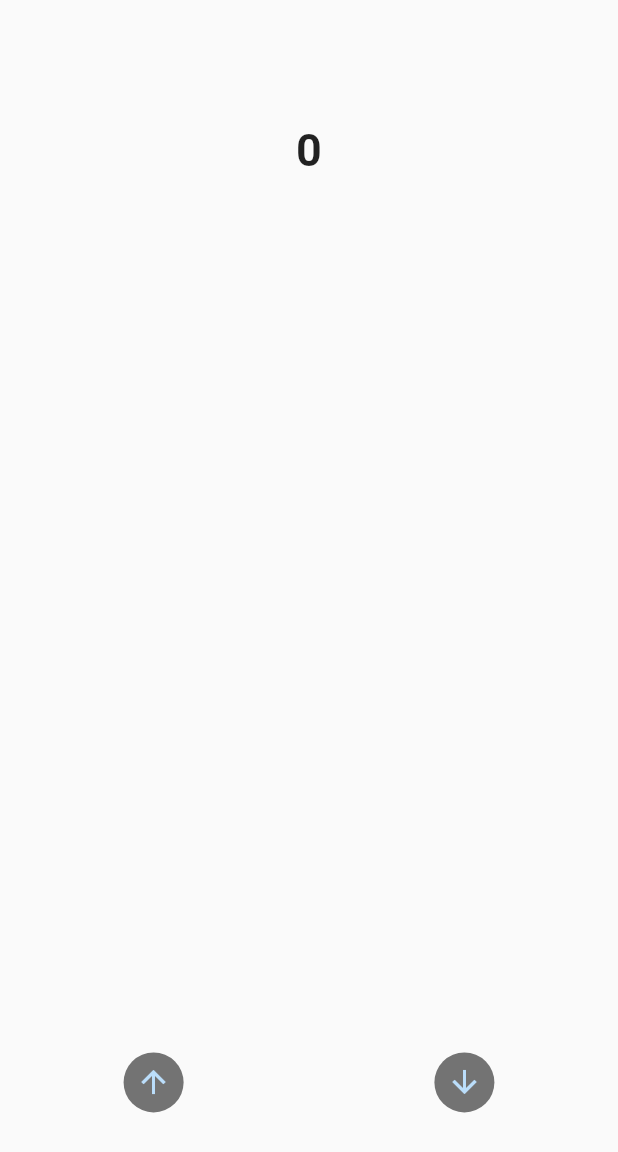
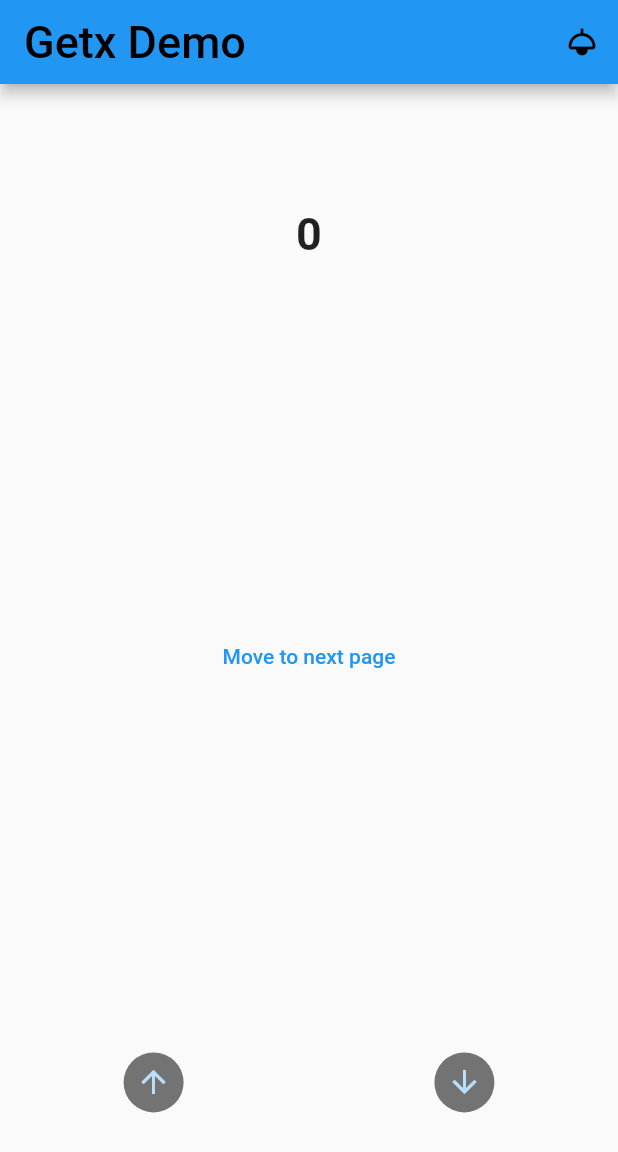
Before and after one commit to AjitXseed/getx_demo, a Flutter app: the screen it shows after launch, on a phone screen of 412 x 824 dp. Shown: the top 1152 px of the screen. Run offline on Flutter 3.47's test engine with Material 2 defaults, Android fonts, the phone set to English and light mode, and no system bars; our stand-ins replace get.

Commit message:
themes and navigation

```diff
--- a/lib/app/module/home/controller/home_page_controller.dart
+++ b/lib/app/module/home/controller/home_page_controller.dart
@@ -1,6 +1,6 @@
 import 'package:get/get_rx/src/rx_types/rx_types.dart';
 import 'package:get/get_state_manager/get_state_manager.dart';
-import 'package:getx_demo/second_page.dart';
+import 'package:getx_demo/app/module/home/model/home_page_model.dart';
 
 class HomePageController extends GetxController{
   var homeData = HomeData(counter: 0).obs;
--- /dev/null
+++ b/lib/app/module/home/model/home_page_model.dart
@@ -0,0 +1,4 @@
+class HomeData{
+  int counter;
+  HomeData({required this.counter});
+}
--- a/lib/app/module/home/view/home_page.dart
+++ b/lib/app/module/home/view/home_page.dart
@@ -12,18 +12,34 @@ class HomePage extends StatelessWidget{
     double height = Get.height;
     final HomePageController homePageController = Get.put(HomePageController());
    return Scaffold(
+      appBar: AppBar(
+      title: Text("Getx Demo",style: TextStyle(color: Colors.black,fontSize:30),),
+      actions: [
+        IconButton(onPressed: (){
+          if(Get.isDarkMode){
+            Get.changeThemeMode(ThemeMode.light);
+          }
+          else{
+            Get.changeThemeMode(ThemeMode.dark);
+          }
+        }, icon: Icon(Icons.light,color: Colors.black, ))
+      ],
+     ),
      body: Padding(
        padding: EdgeInsets.only(left: width*0.2,right: width*0.2,top:height*0.1,bottom: height*0.1),
        child: Column(
          children: [
-           FittedBox(
-             child: Obx((){
-               return Text("${homePageController.homeData.value.counter}",
-              style: const TextStyle(fontSize: 30,fontWeight: FontWeight.bold),
-              );
-             })
-           ),
-          const  Expanded(child: SizedBox()),
+           Obx((){
+             return Text("${homePageController.homeData.value.counter}",
+            style: const TextStyle(fontSize: 30,fontWeight: FontWeight.bold),
+            );
+           }),
+         Expanded(child: TextButton(
+            onPressed: (){
+              Get.toNamed("/second?counter=${homePageController.homeData.value.counter}");
+            },
+            child: const Text("Move to next page"),
+          )),
           Row(
             mainAxisAlignment: MainAxisAlignment.spaceBetween,
             children: [
--- a/lib/main.dart
+++ b/lib/main.dart
@@ -1,6 +1,8 @@
 import 'package:flutter/material.dart';
 import 'package:get/get.dart';
 import 'package:getx_demo/app/module/home/view/home_page.dart';
+import 'package:getx_demo/second_page.dart';
+import 'package:getx_demo/utils/themes.dart';
 
 void main() {
   runApp(const MyApp());
@@ -12,9 +14,15 @@ class MyApp extends StatelessWidget {
 
   @override
   Widget build(BuildContext context) {
-    return const GetMaterialApp(
+    return  GetMaterialApp(
       debugShowCheckedModeBanner: false,
-      home:  HomePage(),
+      theme: Themes.light,
+      darkTheme: Themes.dark,
+      initialRoute: '/',
+      getPages: [
+        GetPage(name: '/', page: ()=>const HomePage()),
+        GetPage(name: '/second', page: ()=>SecondPage())
+      ],
     );
   }
 }
--- /dev/null
+++ b/lib/utils/themes.dart
@@ -0,0 +1,15 @@
+import 'package:flutter/material.dart';
+class Themes {
+  static final light = ThemeData.light().copyWith(
+     primaryColor: Color(0xFFFD3664),
+    backgroundColor: Colors.white,
+    canvasColor: Colors.black54,
+    visualDensity: VisualDensity.adaptivePlatformDensity,
+  );
+  static final dark = ThemeData.dark().copyWith(
+    backgroundColor: Colors.black,
+    canvasColor: Colors.white,
+     visualDensity: VisualDensity.adaptivePlatformDensity,
+
+  );
+}
```
Also changed, not shown: lib/second_page.dart (+31 -3 lines).
